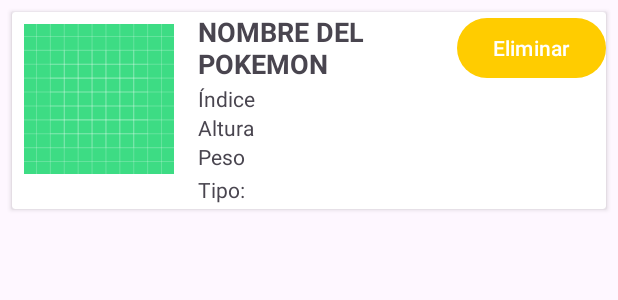
After one commit to MiguelAngelMarRam/PMDMTarea03-2024-25, an Android app: the layout capturados_cardview.xml on its own in the app's theme, with its tools: preview values and no code run, on a phone screen of 412 x 824 dp. The commit adds this screen. Shown: the top 300 px of the screen. Run offline under Robolectric (Android 15) with nearby library versions, the phone set to English and light mode, and no system bars.

Commit message:
initial commit

```diff
--- /dev/null
+++ b/app/src/main/res/layout/capturados_cardview.xml
@@ -0,0 +1,112 @@
+<layout xmlns:android="http://schemas.android.com/apk/res/android">
+
+    <androidx.cardview.widget.CardView
+        android:layout_width="match_parent"
+        android:layout_height="wrap_content"
+        android:layout_margin="8dp"
+        android:elevation="4dp"
+        android:padding="8dp">
+
+        <LinearLayout
+            android:layout_width="match_parent"
+            android:layout_height="wrap_content"
+            android:orientation="horizontal">
+
+            <!-- Imagen del Pokémon -->
+            <ImageView
+                android:id="@+id/image"
+                android:layout_width="100dp"
+                android:layout_height="100dp"
+                android:layout_margin="8dp"
+                android:scaleType="fitCenter"
+                android:src="@drawable/ic_launcher_background" />
+
+            <LinearLayout
+                android:layout_width="0dp"
+                android:layout_height="wrap_content"
+                android:layout_weight="1"
+                android:orientation="vertical"
+                android:paddingStart="8dp">
+
+                <!-- Fila para nombre y botón de eliminar -->
+                <LinearLayout
+                    android:layout_width="match_parent"
+                    android:layout_height="wrap_content"
+                    android:orientation="horizontal"
+                    android:gravity="center_vertical">
+
+                    <!-- Nombre del Pokémon -->
+                    <TextView
+                        android:id="@+id/name"
+                        android:layout_width="wrap_content"
+                        android:layout_height="wrap_content"
+                        android:text="@string/pokemon_name"
+                        android:textSize="18sp"
+                        android:textStyle="bold"
+                        android:textAllCaps="true"
+                        android:layout_weight="1"/>
+
+                    <!-- Botón de eliminar deshabilitado por defecto -->
+                    <Button
+                        android:id="@+id/delete_button"
+                        android:layout_width="wrap_content"
+                        android:layout_height="wrap_content"
+                        android:text="@string/delete"
+                        android:layout_marginStart="8dp"/>
+                </LinearLayout>
+
+                <TextView
+                    android:id="@+id/index"
+                    android:layout_width="wrap_content"
+                    android:layout_height="wrap_content"
+                    android:text="@string/pokemon_index"
+                    android:textSize="14sp" />
+
+                <TextView
+                    android:id="@+id/height"
+                    android:layout_width="wrap_content"
+                    android:layout_height="wrap_content"
+                    android:text="@string/pokemon_height"
+                    android:textSize="14sp" />
+
+                <TextView
+                    android:id="@+id/weight"
+                    android:layout_width="wrap_content"
+                    android:layout_height="wrap_content"
+                    android:text="@string/pokemon_weight"
+                    android:textSize="14sp" />
+
+                <!-- Fila para texto y tipos -->
+                <LinearLayout
+                    android:layout_width="match_parent"
+                    android:layout_height="wrap_content"
+                    android:orientation="horizontal"
+                    android:gravity="center_vertical">
+
+                    <!-- Texto para los tipos -->
+                    <TextView
+                        android:id="@+id/types_label"
+                        android:layout_width="wrap_content"
+                        android:layout_height="wrap_content"
+                        android:text="@string/pokemon_types"
+                        android:textSize="14sp"/>
+
+                    <!-- Contenedor para los iconos de tipos -->
+                    <LinearLayout
+                        android:id="@+id/types_layout"
+                        android:layout_width="wrap_content"
+                        android:layout_height="25dp"
+                        android:orientation="horizontal"
+                        android:gravity="start">
+
+                        <!-- Iconos de tipos añadidos dinámicamente -->
+                    </LinearLayout>
+
+                </LinearLayout>
+
+            </LinearLayout>
+
+        </LinearLayout>
+
+    </androidx.cardview.widget.CardView>
+</layout>
--- a/app/src/main/res/values/strings.xml
+++ b/app/src/main/res/values/strings.xml
@@ -60,5 +60,6 @@
     <string name="ok">OK</string>
     <string name="session_closed">Sesión cerrada</string>
     <string name="unknown_language">Idioma desconocido</string>
+    <string name="delete">Eliminar</string>
 
 </resources>
```
Also changed, not shown: app/src/main/java/dam/pmdm/martinez_ramirez_miguel_angel_pmdm03/CapturadosFragment.java (+10 -48 lines), app/src/main/java/dam/pmdm/martinez_ramirez_miguel_angel_pmdm03/CapturadosRecyclerViewAdapter.java (+79 -35 lines), 2 other files.
